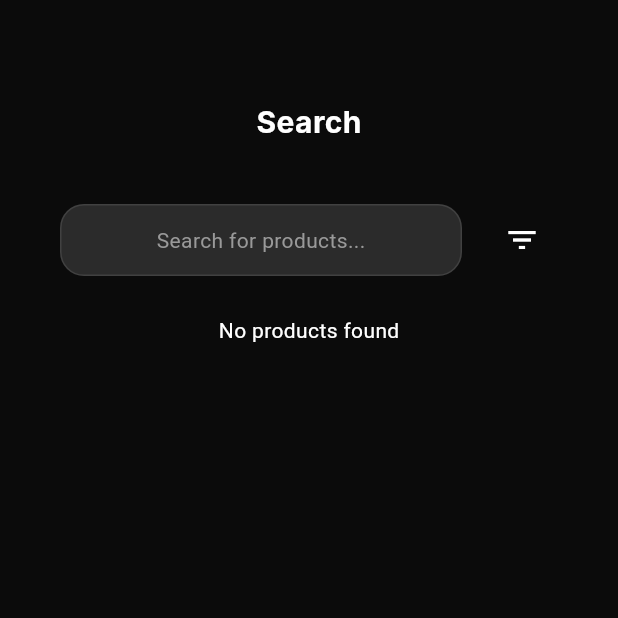
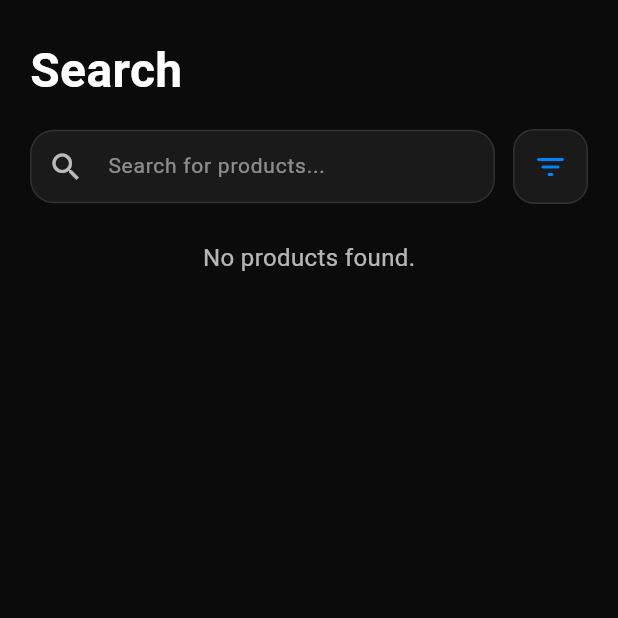
Before and after one commit to Chrisan2i/rentyapp, a Flutter app: the SearchScreen screen opened directly, on a phone screen of 412 x 824 dp, the top half of it. Run offline on Flutter 3.47's test engine with Material 3 defaults, Android fonts, the phone set to English and light mode, and no system bars; our stand-ins replace cloud_firestore, firebase_auth, firebase_core, image_picker; accounts and stored records are empty; Roboto replaces fonts that are missing (Inter, YourAppFont).

Commit message:
Arreglando search

```diff
--- /dev/null
+++ b/lib/features/search/search_and_filter_header.dart
@@ -0,0 +1,105 @@
+// lib/features/search/widgets/search_and_filter_header.dart
+
+import 'package:flutter/material.dart';
+import 'package:rentyapp/core/theme/app_colors.dart';
+
+class SearchAndFilterHeader extends StatefulWidget {
+  final ValueChanged<String> onSearchChanged;
+  final VoidCallback onFilterTapped;
+
+  const SearchAndFilterHeader({
+    super.key,
+    required this.onSearchChanged,
+    required this.onFilterTapped,
+  });
+
+  @override
+  State<SearchAndFilterHeader> createState() => _SearchAndFilterHeaderState();
+}
+
+class _SearchAndFilterHeaderState extends State<SearchAndFilterHeader> {
+  final _controller = TextEditingController();
+
+  @override
+  void initState() {
+    super.initState();
+    // Escucha los cambios en el TextField para mostrar/ocultar el botón de limpiar.
+    _controller.addListener(() {
+      setState(() {}); // Reconstruye para actualizar el icono de sufijo
+    });
+  }
+
+  @override
+  void dispose() {
+    _controller.dispose();
+    super.dispose();
+  }
+
+  @override
+  Widget build(BuildContext context) {
+    return Row(
+      children: [
+        // Campo de búsqueda expandido
+        Expanded(
+          child: TextField(
+            controller: _controller,
+            onChanged: widget.onSearchChanged, // Llama al callback en cada cambio
+            style: const TextStyle(color: Colors.white, fontSize: 14),
+            decoration: InputDecoration(
+              contentPadding: const EdgeInsets.symmetric(vertical: 14.0),
+              hintText: 'Search for products...',
+              hintStyle: TextStyle(color: Colors.white.withOpacity(0.5)),
+              prefixIcon: Icon(
+                Icons.search,
+                color: Colors.white.withOpacity(0.7),
+              ),
+              // Muestra un botón para limpiar el texto solo si hay texto escrito
+              suffixIcon: _controller.text.isNotEmpty
+                  ? IconButton(
+                icon: Icon(Icons.clear, color: Colors.white.withOpacity(0.7)),
+                onPressed: () {
+                  _controller.clear();
+                  widget.onSearchChanged(''); // Notifica que la búsqueda se limpió
+                },
+              )
+                  : null,
+              filled: true,
+              fillColor: AppColors.surface, // Un color de superficie sutil
+              border: OutlineInputBorder(
+                borderRadius: BorderRadius.circular(16),
+                borderSide: BorderSide.none, // Sin borde visible por defecto
+              ),
+              enabledBorder: OutlineInputBorder(
+                borderRadius: BorderRadius.circular(16),
+                borderSide: BorderSide(color: Colors.white.withOpacity(0.1)),
+              ),
+              focusedBorder: OutlineInputBorder(
+                borderRadius: BorderRadius.circular(16),
+                borderSide: BorderSide(color: AppColors.primary, width: 1.5),
+              ),
+            ),
+          ),
+        ),
+        const SizedBox(width: 12),
+        // Botón de filtro
+        InkWell(
+          onTap: widget.onFilterTapped,
+          borderRadius: BorderRadius.circular(14),
+          child: Container(
+            padding: const EdgeInsets.all(12),
+            decoration: BoxDecoration(
+              color: AppColors.surface,
+              borderRadius: BorderRadius.circular(14),
+              border: Border.all(color: Colors.white.withOpacity(0.1)),
+            ),
+            child: Icon(
+              Icons.filter_list_rounded,
+              color: AppColors.primary, // Usa tu color primario para destacar
+              size: 24,
+            ),
+          ),
+        ),
+      ],
+    );
+  }
+}
--- a/lib/features/search/search_filter.dart
+++ /dev/null
@@ -1,34 +0,0 @@
-import 'package:flutter/material.dart';
-
-class SearchFilter extends StatelessWidget {
-  const SearchFilter({super.key});
-
-  @override
-  Widget build(BuildContext context) {
-    return Padding(
-      padding: const EdgeInsets.all(16.0),
-      child: Row(
-        children: [
-          Expanded(
-            child: Container(
-              height: 48,
-              decoration: BoxDecoration(
-                color: Colors.white.withOpacity(0.13),
-                borderRadius: BorderRadius.circular(16),
-                border: Border.all(color: Colors.white.withOpacity(0.1)),
-              ),
-              child: Center(child: Text('Search for products...')),
-            ),
-          ),
-          const SizedBox(width: 16),
-          IconButton(
-            icon: const Icon(Icons.filter_list, color: Colors.white),
-            onPressed: () {
-              // Implement filter functionality
-            },
-          ),
-        ],
-      ),
-    );
-  }
-}
--- a/lib/features/search/search_list_section.dart
+++ b/lib/features/search/search_list_section.dart
@@ -1,98 +1,112 @@
+// lib/features/search/widgets/product_list_section.dart
+
 import 'package:cloud_firestore/cloud_firestore.dart';
 import 'package:flutter/material.dart';
-import 'package:rentyapp/features/product/product_model.dart'; // <--- Ajusta la ruta si es diferente
-import 'package:rentyapp/features/search/product_card.dart';   // <--- Ajusta la ruta si es diferente
+import 'package:rentyapp/features/product/product_model.dart';
+import 'product_card.dart'; // Usamos el ProductCard que ya tienes
 
 class ProductListSection extends StatelessWidget {
-  const ProductListSection({super.key});
+  final String searchQuery;
+  final Map<String, dynamic> filters;
+
+  const ProductListSection({
+    super.key,
+    required this.searchQuery,
+    required this.filters,
+  });
+
+  // La función de fetch ahora toma la consulta y los filtros como parámetros.
+  Future<List<ProductModel>> fetchProducts(String query, Map<String, dynamic> activeFilters) async {
+    try {
+      Query productsQuery = FirebaseFirestore.instance.collection('products');
+
+      // APLICAR FILTRO DE BÚSQUEDA (por título)
+      // Firestore no soporta búsquedas "contains" nativas.
+      // Esta es la forma estándar de simular una búsqueda "empieza con".
+      // Para búsquedas de texto completo, se recomienda un servicio como Algolia o Typesense.
+      if (query.isNotEmpty) {
+        productsQuery = productsQuery
+            .where('title_lowercase', isGreaterThanOrEqualTo: query.toLowerCase())
+            .where('title_lowercase', isLessThanOrEqualTo: '${query.toLowerCase()}\uf8ff');
+        // NOTA: Esto requiere que guardes una versión en minúsculas del título en cada documento,
+        // por ejemplo, un campo `title_lowercase`.
+      }
+
+      // APLICAR OTROS FILTROS (ejemplo: ordenar por precio)
+      if (activeFilters['sortBy'] == 'price_asc') {
+        productsQuery = productsQuery.orderBy('rentalPrices.day', descending: false);
+      } else if (activeFilters['sortBy'] == 'price_desc') {
+        productsQuery = productsQuery.orderBy('rentalPrices.day', descending: true);
+      }
+
+      final QuerySnapshot snapshot = await productsQuery.get();
+      return snapshot.docs.map((doc) => ProductModel.fromFirestore(doc)).toList();
+    } catch (e) {
+      print('❌ Error al obtener productos de Firestore: $e');
+      // Es una buena práctica relanzar el error para que el FutureBuilder lo atrape.
+      throw Exception('Failed to load products: $e');
+    }
+  }
 
   @override
   Widget build(BuildContext context) {
+    // Usamos `key: ValueKey` para que Flutter sepa que debe reconstruir este FutureBuilder
+    // cuando la consulta de búsqueda o los filtros cambian.
     return FutureBuilder<List<ProductModel>>(
-      future: fetchProducts(), // Llama a la función para obtener productos de Firestore
+      key: ValueKey('$searchQuery-${filters.toString()}'),
+      future: fetchProducts(searchQuery, filters),
       builder: (context, snapshot) {
-        // Estado: Esperando los datos
         if (snapshot.connectionState == ConnectionState.waiting) {
-          print("⌛ Cargando productos...");
           return const Center(child: CircularProgressIndicator());
         }
 
-        // Estado: Se produjo un error al cargar los datos
         if (snapshot.hasError) {
-          print('❌ Error al cargar productos: ${snapshot.error}'); // Registra el error
           return Center(
             child: Text(
-              'Error al cargar productos: ${snapshot.error}', // Muestra el error
-              style: const TextStyle(color: Colors.white),
+              'Error: ${snapshot.error}',
+              style: const TextStyle(color: Colors.white70),
               textAlign: TextAlign.center,
             ),
           );
         }
 
-        // Estado: Datos cargados, pero no se encontraron productos o la lista está vacía
         if (!snapshot.hasData || snapshot.data!.isEmpty) {
-          print('ℹ️ No se encontraron productos en la base de datos.');
           return const Center(
             child: Text(
-              'No products found', // El mensaje que viste en tu captura de pantalla
-              style: TextStyle(color: Colors.white),
+              'No products found.',
+              style: TextStyle(color: Colors.white70, fontSize: 16),
             ),
           );
         }
 
-        // Estado: Datos cargados exitosamente
         final products = snapshot.data!;
-        print('🎉 Productos cargados: ${products.length}'); // Confirma cuántos productos se cargaron
 
-        return ListView.builder(
+        return GridView.builder(
           shrinkWrap: true,
-          physics: const NeverScrollableScrollPhysics(), // Útil si ProductListSection está dentro de otro scrollable
+          physics: const NeverScrollableScrollPhysics(),
+          gridDelegate: const SliverGridDelegateWithFixedCrossAxisCount(
+            crossAxisCount: 2,
+            crossAxisSpacing: 16.0,
+            mainAxisSpacing: 16.0,
+            // --- AQUÍ ESTÁ EL CAMBIO ---
+            // Reduce este valor para dar a la tarjeta un poco más de altura.
+            childAspectRatio: 0.74, // Cambiado de 0.75 a 0.74
+          ),
           itemCount: products.length,
           itemBuilder: (context, index) {
             final product = products[index];
-            // Aquí se aplica el padding alrededor de cada ProductCard.
-            // Esto es lo que puede contribuir al overflow si el ProductCard tiene altura fija.
-            return Padding(
-              padding: const EdgeInsets.symmetric(vertical: 8.0, horizontal: 16.0),
-              child: ProductCard(
-                product: product,
-                onViewProduct: () {
-                  // Navegar a la página de detalles del producto
-                  print('Navegando a detalles del producto: ${product.title}');
-                  // Aquí podrías usar Navigator.push para ir a una ProductDetailsScreen
-                },
-                onRentNow: () {
-                  // Manejar la funcionalidad de alquilar ahora
-                  print('Alquilando producto: ${product.title}');
-                },
-              ),
+            return ProductCard(
+              product: product,
+              onViewProduct: () {
+                print('View product: ${product.title}');
+              },
+              onRentNow: () {
+                print('Rent product: ${product.title}');
+              },
             );
           },
         );
       },
     );
   }
-
-  // Función para obtener productos de Firestore
-  Future<List<ProductModel>> fetchProducts() async {
-    try {
-      final QuerySnapshot snapshot = await FirebaseFirestore.instance
-          .collection('products') // <--- Asegúrate de que 'products' sea el nombre exacto de tu colección
-          .get();
-
-      // Debugging: Verifica cuántos documentos se obtuvieron de Firestore
-      print("🔍 Documentos de Firestore obtenidos: ${snapshot.docs.length}");
-
-      if (snapshot.docs.isEmpty) {
-        print('⚠️ No se encontraron documentos en la colección "products" de Firestore.');
-        return []; // Retorna una lista vacía si no hay documentos
-      }
-
-      // Mapea los documentos a ProductModel
-      return snapshot.docs.map((doc) => ProductModel.fromFirestore(doc)).toList();
-    } catch (e) {
-      print('❌ Error al obtener productos de Firestore: $e'); // Captura cualquier error durante la obtención
-      return []; // Retorna una lista vacía si hay un error
-    }
-  }
 }
--- a/lib/features/search/search_view.dart
+++ b/lib/features/search/search_view.dart
@@ -1,28 +1,106 @@
+// lib/features/search/search_view.dart
+
 import 'package:flutter/material.dart';
 import 'package:rentyapp/core/theme/app_colors.dart';
-import 'package:rentyapp/core/widgets/custom_bottom_navbar.dart';
-import 'package:rentyapp/features/search/search_list_section.dart';
-import 'search_header.dart';
-import 'search_filter.dart';
+import 'search_list_section.dart';
+import 'search_and_filter_header.dart';
+import 'filter_options_sheet.dart';
 
-class SearchScreen extends StatelessWidget {
+class SearchScreen extends StatefulWidget {
   const SearchScreen({super.key});
+
+  @override
+  State<SearchScreen> createState() => _SearchScreenState();
+}
+
+class _SearchScreenState extends State<SearchScreen> {
+  String _searchQuery = '';
+  Map<String, dynamic> _activeFilters = {};
+
+  void _onSearchChanged(String query) {
+    setState(() {
+      _searchQuery = query;
+    });
+  }
+
+  void _showFilterSheet() {
+    showModalBottomSheet(
+      context: context,
+      isScrollControlled: true,
+      backgroundColor: const Color(0xFF1F1F1F),
+      shape: const RoundedRectangleBorder(
+        borderRadius: BorderRadius.vertical(top: Radius.circular(24)),
+      ),
+      builder: (context) {
+        return FilterOptionsSheet(
+          initialFilters: _activeFilters,
+          onApplyFilters: (newFilters) {
+            setState(() {
+              _activeFilters = newFilters;
+            });
+            Navigator.pop(context);
+          },
+        );
+      },
+    );
+  }
 
   @override
   Widget build(BuildContext context) {
     return Scaffold(
       backgroundColor: AppColors.background,
-      body: SingleChildScrollView(
-        padding: const EdgeInsets.symmetric(horizontal: 24),
-        child: Column(
-          children: [
-            const SizedBox(height: 45),
-            const SearchHeader(), // Search Header (Title and filter bar)
-            const SizedBox(height: 2),
-            const SearchFilter(), // Search Filter Section
-            const SizedBox(height: 10),
-            const ProductListSection(), // Product List Section
-            const SizedBox(height: 10),
+      body: SafeArea(
+        child: CustomScrollView(
+          slivers: [
+            // --- INICIO DE LA SECCIÓN DEL TÍTULO AÑADIDA ---
+            SliverToBoxAdapter(
+              child: Padding(
+                // Ajusta el padding según tu diseño. Un poco de espacio vertical arriba es bueno.
+                padding: const EdgeInsets.fromLTRB(20.0, 24.0, 20.0, 16.0),
+                child: Text(
+                  'Search',
+                  style: TextStyle(
+                    color: Colors.white,
+                    fontSize: 32, // Tamaño grande para que sea un título prominente
+                    fontWeight: FontWeight.bold, // Fuente en negrita para destacar
+                    fontFamily: 'YourAppFont', // Opcional: Reemplaza con tu fuente personalizada
+                  ),
+                ),
+              ),
+            ),
+            // --- FIN DE LA SECCIÓN DEL TÍTULO AÑADIDA ---
+
+            // El header de búsqueda y filtro
+            SliverToBoxAdapter(
+              child: Padding(
+                // Se reduce el padding superior de este widget porque el título ya lo proporciona
+                padding: const EdgeInsets.symmetric(horizontal: 20.0),
+                child: SearchAndFilterHeader(
+                  onSearchChanged: _onSearchChanged,
+                  onFilterTapped: _showFilterSheet,
+                ),
+              ),
+            ),
+
+            // Espacio entre la búsqueda y la lista de productos
+            const SliverToBoxAdapter(
+              child: SizedBox(height: 24.0),
+            ),
+
+            // La lista de productos
+            SliverToBoxAdapter(
+              child: Padding(
+                padding: const EdgeInsets.symmetric(horizontal: 20.0),
+                child: ProductListSection(
+                  searchQuery: _searchQuery,
+                  filters: _activeFilters,
+                ),
+              ),
+            ),
+            // Espacio al final del scroll para que no quede pegado al fondo
+            const SliverToBoxAdapter(
+              child: SizedBox(height: 24.0),
+            ),
           ],
         ),
       ),
```
Also changed, not shown: lib/features/search/filter_options_sheet.dart (added, +79 -0 lines), lib/features/search/product_card.dart (+88 -74 lines).
